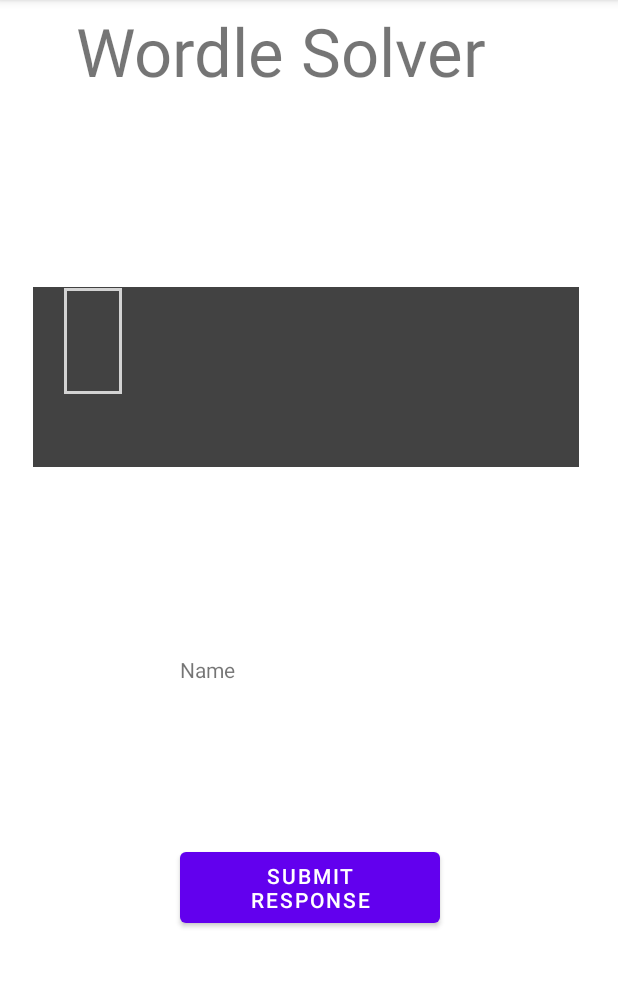
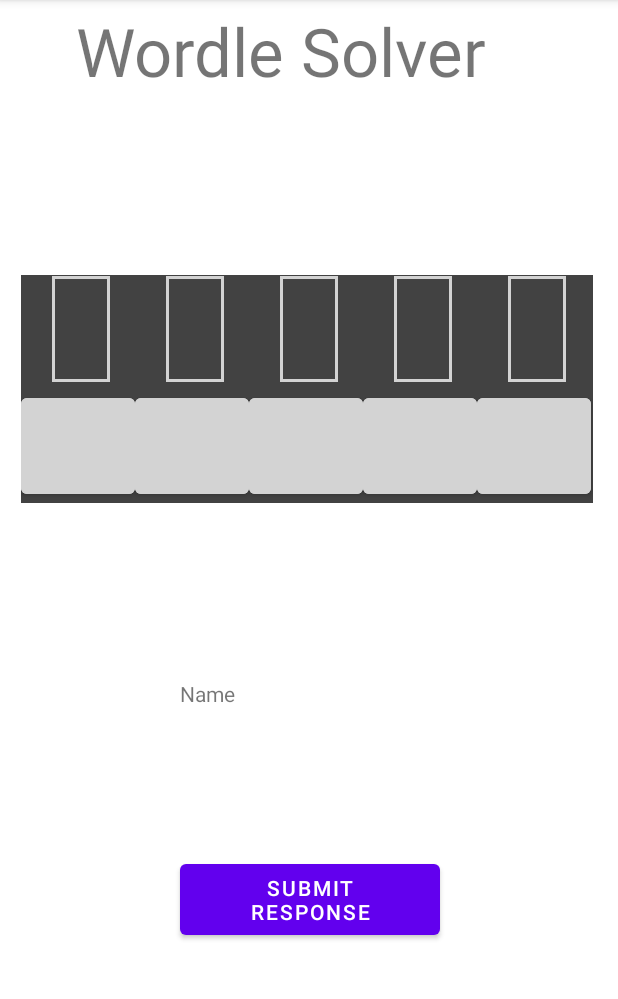
Before and after one commit to wwills2/wordle_coach, an Android app: the screen it shows after launch (MainActivity), on a phone screen of 412 x 824 dp, the part 84-1083 px from its top. Run offline under Robolectric (Android 15) with nearby library versions, the phone set to English and light mode, and no system bars.

Commit message:
Update activity_main.xml
Added buttons which you can then change colors by toggling

```diff
--- a/app/src/main/res/layout/activity_main.xml
+++ b/app/src/main/res/layout/activity_main.xml
@@ -9,8 +9,8 @@
 
     <GridLayout
         android:id="@+id/gridLayout"
-            android:layout_width="364dp"
-            android:layout_height="120dp"
+        android:layout_width="381dp"
+        android:layout_height="152dp"
         android:layout_marginStart="12dp"
         android:layout_marginTop="91dp"
         android:layout_marginEnd="12dp"
@@ -20,7 +20,7 @@
         android:rowCount="2"
         app:layout_constraintBottom_toTopOf="@+id/OutputBottom"
         app:layout_constraintEnd_toEndOf="parent"
-            app:layout_constraintHorizontal_bias="0.428"
+        app:layout_constraintHorizontal_bias="0.333"
         app:layout_constraintStart_toStartOf="parent"
         app:layout_constraintTop_toTopOf="parent"
         tools:context=".MainActivity">
@@ -34,12 +34,11 @@
             android:layout_column="0"
             android:background="@drawable/shape"
             android:ems="10"
+            android:gravity="center"
             android:inputType="text"
             android:maxLength="1"
             android:textColor="@color/white"
-                android:textSize="28dp"
-                android:gravity="center"
-                />
+            android:textSize="28dp" />
 
         <EditText
             android:id="@+id/gridInput_01"
@@ -47,13 +46,13 @@
             android:layout_height="76dp"
             android:layout_row="0"
             android:layout_column="1"
-                android:background="@color/cardview_dark_background"
+            android:background="@drawable/shape"
             android:ems="10"
+            android:gravity="center"
             android:inputType="text"
             android:maxLength="1"
             android:textColor="@color/white"
-                android:textSize="28dp"
-                android:gravity="center"/>
+            android:textSize="28dp" />
 
         <EditText
             android:id="@+id/gridInput_02"
@@ -61,13 +60,13 @@
             android:layout_height="76dp"
             android:layout_row="0"
             android:layout_column="2"
-                android:background="@color/cardview_dark_background"
+            android:background="@drawable/shape"
             android:ems="10"
+            android:gravity="center"
             android:inputType="text"
             android:maxLength="1"
             android:textColor="@color/white"
-                android:textSize="28dp"
-                android:gravity="center"/>
+            android:textSize="28dp" />
 
         <EditText
             android:id="@+id/gridInput_03"
@@ -75,13 +74,13 @@
             android:layout_height="76dp"
             android:layout_row="0"
             android:layout_column="3"
-                android:background="@color/cardview_dark_background"
+            android:background="@drawable/shape"
             android:ems="10"
+            android:gravity="center"
             android:inputType="text"
             android:maxLength="1"
             android:textColor="@color/white"
-                android:textSize="28dp"
-                android:gravity="center"/>
+            android:textSize="28dp" />
 
         <EditText
             android:id="@+id/gridInput_04"
@@ -89,14 +88,55 @@
             android:layout_height="76dp"
             android:layout_row="0"
             android:layout_column="4"
-                android:background="@color/cardview_dark_background"
+            android:background="@drawable/shape"
             android:ems="10"
+            android:gravity="center"
             android:inputType="text"
             android:maxLength="1"
             android:textColor="@color/white"
-                android:textSize="28dp"
-                android:gravity="center"/>
+            android:textSize="28dp" />
+
+        <Button
+            android:id="@+id/gridColor_00"
+            android:layout_width="76dp"
+            android:layout_height="76dp"
+            android:layout_row="1"
+            android:layout_column="0"
+            android:backgroundTint="#D3D3D3"/>
+        <Button
+            android:id="@+id/gridColor_01"
+            android:layout_width="76dp"
+            android:layout_height="76dp"
+            android:layout_row="1"
+            android:layout_column="1"
+            android:backgroundTint="#D3D3D3" />
+        <Button
+            android:id="@+id/gridColor_02"
+            android:layout_width="76dp"
+            android:layout_height="76dp"
+            android:layout_row="1"
+            android:layout_column="2"
+            android:backgroundTint="#D3D3D3" />
+        <Button
+            android:id="@+id/gridColor_03"
+            android:layout_width="76dp"
+            android:layout_height="76dp"
+            android:layout_row="1"
+            android:layout_column="3"
+            android:backgroundTint="#D3D3D3" />
+        <Button
+            android:id="@+id/gridColor_04"
+            android:layout_width="76dp"
+            android:layout_height="76dp"
+            android:layout_row="1"
+            android:layout_column="4"
+            android:backgroundTint="#D3D3D3" />
+        />
     </GridLayout>
+
+
+
+
 
     <TextView
         android:id="@+id/textView"
@@ -132,4 +172,6 @@
         app:layout_constraintTop_toBottomOf="@+id/gridLayout" />
 
 
+
+
 </androidx.constraintlayout.widget.ConstraintLayout>
```
Lines whose indentation alone changed are shown as unchanged.
